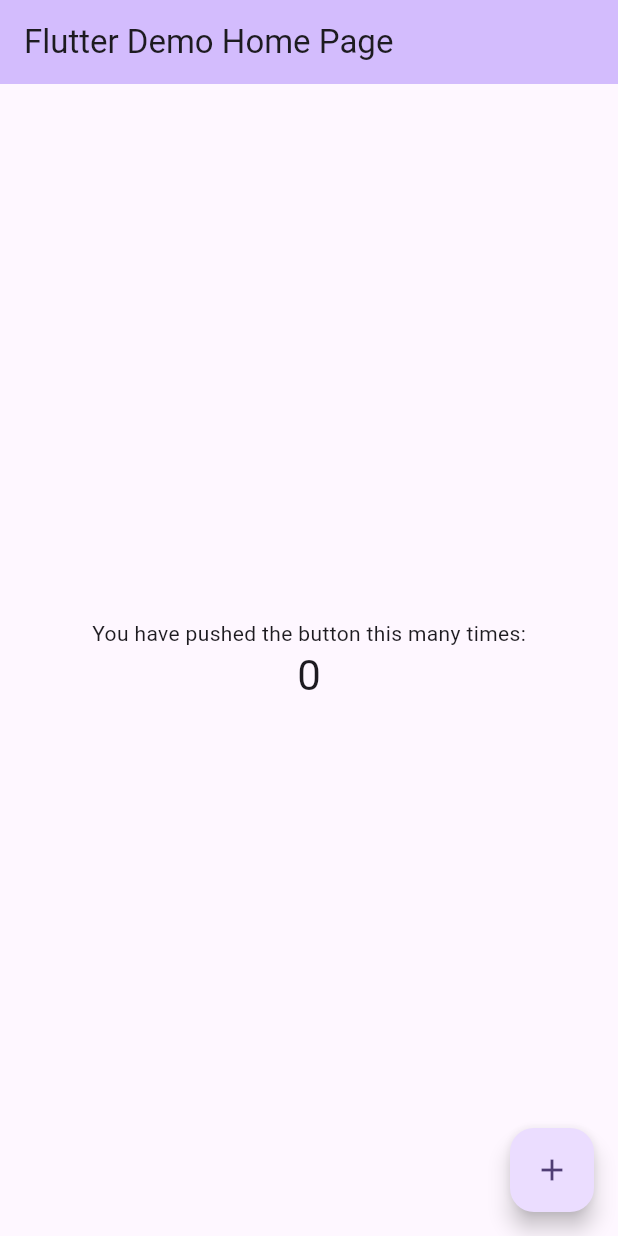
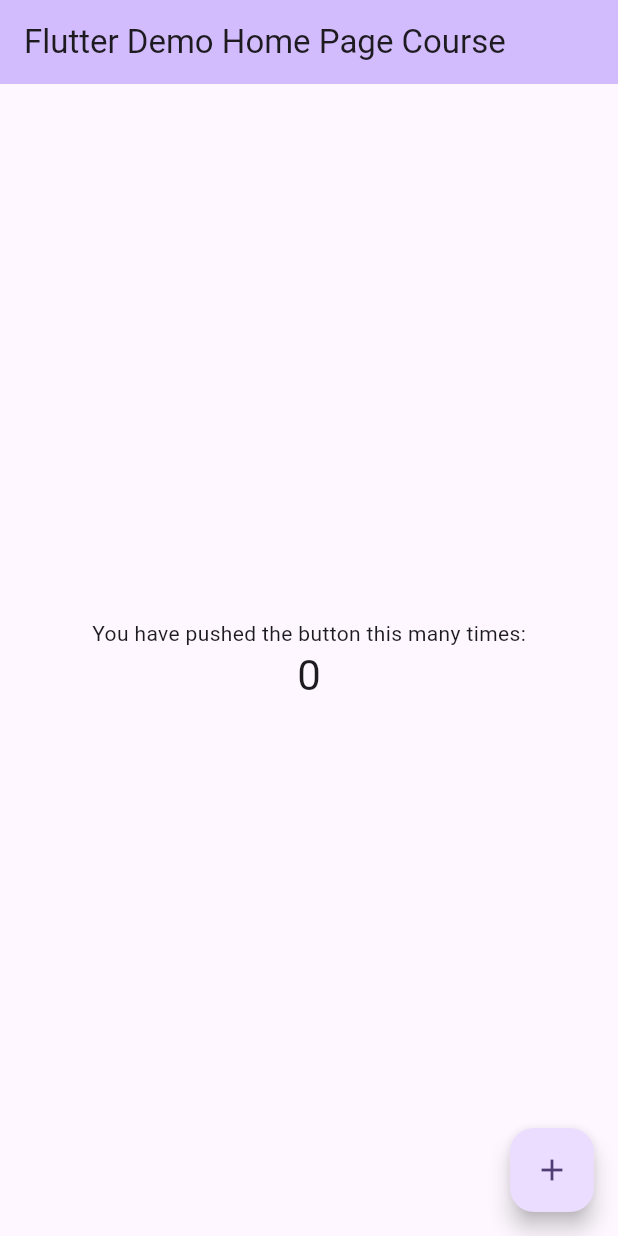
Before and after one commit to clebersonp/flutter_first_app, a Flutter app: the screen it shows after launch, on a phone screen of 412 x 824 dp. Run offline on Flutter 3.47's test engine with Material 3 defaults, Android fonts, the phone set to English and light mode, and no system bars.

Commit message:
Change the title text just for testing the app

```diff
--- a/lib/main.dart
+++ b/lib/main.dart
@@ -31,7 +31,7 @@ class MyApp extends StatelessWidget {
         colorScheme: ColorScheme.fromSeed(seedColor: Colors.deepPurple),
         useMaterial3: true,
       ),
-      home: const MyHomePage(title: 'Flutter Demo Home Page'),
+      home: const MyHomePage(title: 'Flutter Demo Home Page Course'),
     );
   }
 }
```
